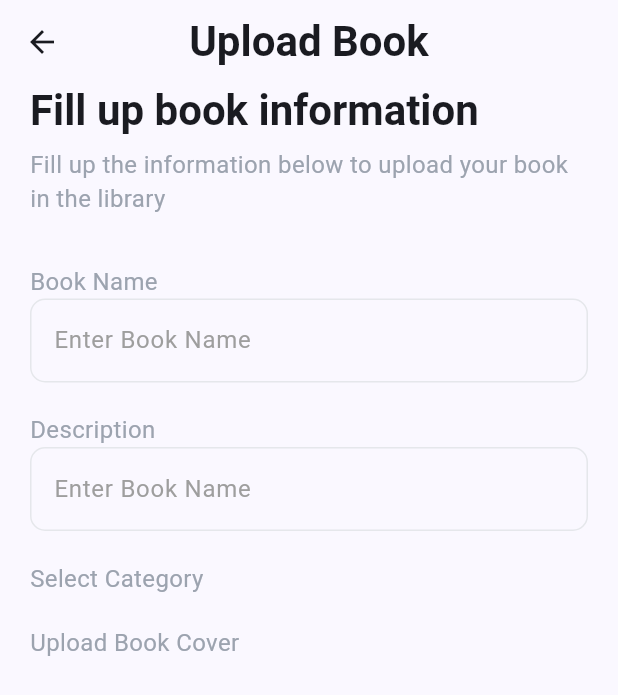
After one commit to Hasibol-Hoda-Inu/Lipika, a Flutter app: the screen it shows after launch, item 2 of the bottom bar chosen, after a tap on the "add" icon, on a phone screen of 412 x 824 dp. The commit adds this screen. Shown: the top 695 px of the screen. Run offline on Flutter 3.47's test engine with Material 3 defaults, Android fonts, the light colour scheme and no system bars; our stand-ins replace carousel_slider, flutter_svg.

Commit message:
working on my books feature,, the my books features ui has been done so far.

```diff
--- a/lib/application/app.dart
+++ b/lib/application/app.dart
@@ -1,6 +1,5 @@
 import 'package:flutter/material.dart';
 import 'package:lipika/features/common/ui/screens/main_bottom_nav_screen.dart';
-import 'package:lipika/features/home/ui/screens/home_screen.dart';
 
 import 'app_theme.dart';
 
--- a/lib/application/assets_path.dart
+++ b/lib/application/assets_path.dart
@@ -9,6 +9,8 @@ class AssetsPath{
 
   static const String home = "$_base/home.svg";
   static const String books = "$_base/book.svg";
+  static const String myBooksActive = "$_base/mybooks-active.svg";
+
   static const String library = "$_base/library.svg";
   static const String profile = "$_base/profile.svg";
 }
--- a/lib/features/common/ui/screens/main_bottom_nav_screen.dart
+++ b/lib/features/common/ui/screens/main_bottom_nav_screen.dart
@@ -1,6 +1,7 @@
 import 'package:flutter/material.dart';
 import 'package:flutter_svg/flutter_svg.dart';
 import 'package:lipika/application/app_colors.dart';
+import 'package:lipika/features/my_books/ui/screen/my_books.dart';
 import 'package:provider/provider.dart';
 
 import '../../../../application/assets_path.dart';
@@ -17,20 +18,11 @@ class MainBottomNavScreen extends StatefulWidget {
 class _MainBottomNavScreenState extends State<MainBottomNavScreen> {
   final List<Widget> _screens = const [
     HomeScreen(),
-    HomeScreen(),
+    MyBooks(),
     HomeScreen(),
     HomeScreen(),
   ];
 
-  // @override
-  // void initState() {
-  //   super.initState();
-  //   Get.find<SliderListController>().getBannerSliders();
-  //   Get.find<CategoryListController>().getCategoryList();
-  //   Get.find<ProductListByPopularController>().getPopularProductList();
-  //   Get.find<ProductListBySpecialController>().getSpecialProductList();
-  //   Get.find<ProductListByNewController>().getNewProductList();
-  // }
   @override
   Widget build(BuildContext context) {
     return Consumer<MainBottomNavProvider>(
@@ -69,7 +61,7 @@ class _MainBottomNavScreenState extends State<MainBottomNavScreen> {
                     ),
                   ),
                   activeIcon: SvgPicture.asset(
-                    AssetsPath.books,
+                    AssetsPath.myBooksActive,
                     width: 20, height: 20,
                     colorFilter: ColorFilter.mode(
                       AppColors.themeColor,
--- /dev/null
+++ b/lib/features/common/ui/screens/upload_book_screen.dart
@@ -0,0 +1,49 @@
+import 'package:flutter/material.dart';
+
+class UploadBookScreen extends StatefulWidget {
+  const UploadBookScreen({super.key});
+
+  @override
+  State<UploadBookScreen> createState() => _UploadBookScreenState();
+}
+
+class _UploadBookScreenState extends State<UploadBookScreen> {
+  @override
+  Widget build(BuildContext context) {
+    return Scaffold(
+      appBar: AppBar(
+        title: Text("Upload Book"),
+        centerTitle: true,
+      ),
+      body: Padding(
+        padding: const EdgeInsets.symmetric(horizontal: 20.0),
+        child: Column(
+          crossAxisAlignment: CrossAxisAlignment.start,
+          children: [
+            Text("Fill up book information", style: Theme.of(context).textTheme.titleLarge,),
+            const SizedBox(height: 6,),
+            Text("Fill up the information below to upload your book in the library"),
+            const SizedBox(height: 32,),
+            Text("Book Name"),
+            TextFormField(
+              decoration: InputDecoration(
+                hintText: "Enter Book Name",
+              ),
+            ),
+            const SizedBox(height: 20,),
+            Text("Description"),
+            TextFormField(
+              decoration: InputDecoration(
+                hintText: "Enter Book Name",
+              ),
+            ),
+            const SizedBox(height: 20,),
+            Text("Select Category"),
+            const SizedBox(height: 20,),
+            Text("Upload Book Cover"),
+          ],
+        ),
+      ),
+    );
+  }
+}
--- a/lib/features/home/ui/screens/home_screen.dart
+++ b/lib/features/home/ui/screens/home_screen.dart
@@ -5,6 +5,7 @@ import 'package:lipika/features/common/ui/widgets/book_search_anchor.dart';
 import 'package:lipika/features/home/ui/widgets/carousel_slider.dart';
 
 import '../../../../application/app_colors.dart';
+import '../../../category/ui/screens/categories_screen.dart';
 import '../widgets/book_container.dart';
 import '../widgets/category_container.dart';
 import '../widgets/section_title.dart';
@@ -53,7 +54,7 @@ class _HomeScreenState extends State<HomeScreen> {
                   scrollDirection: Axis.horizontal,
                   itemCount: 6,
                   itemBuilder: (context, index) {
-                    return CategoryContainer();
+                    return CategoryContainer(onTapCategoryScreen: onTapCategoryScreen,);
                   },
                   separatorBuilder: (context, index) {
                     return const SizedBox(width: 12);
@@ -121,4 +122,8 @@ class _HomeScreenState extends State<HomeScreen> {
       ),
     );
   }
+
+  void onTapCategoryScreen(){
+    Navigator.push(context, MaterialPageRoute(builder: (context)=> CategoriesScreen()));
+  }
 }
--- a/lib/features/home/ui/widgets/category_container.dart
+++ b/lib/features/home/ui/widgets/category_container.dart
@@ -7,11 +7,16 @@ import '../../../../application/assets_path.dart';
 class CategoryContainer extends StatelessWidget {
   const CategoryContainer({
     super.key,
+    required this.onTapCategoryScreen,
   });
+
+  final VoidCallback onTapCategoryScreen;
 
   @override
   Widget build(BuildContext context) {
-    return Container(
+    return InkWell(
+      onTap: onTapCategoryScreen,
+      child: Container(
         width: 100,
         padding: EdgeInsets.all(14),
         decoration: BoxDecoration(
@@ -29,6 +34,7 @@ class CategoryContainer extends StatelessWidget {
             SvgPicture.asset(AssetsPath.natural, width: 36, height: 36,),
           ],
         ),
+      ),
     );
   }
 }
--- /dev/null
+++ b/lib/features/my_books/ui/screen/my_books.dart
@@ -0,0 +1,48 @@
+import 'package:flutter/material.dart';
+
+import '../../../../application/app_colors.dart';
+import '../../../common/ui/screens/upload_book_screen.dart';
+
+class MyBooks extends StatefulWidget {
+  const MyBooks({super.key});
+
+  @override
+  State<MyBooks> createState() => _MyBooksState();
+}
+
+class _MyBooksState extends State<MyBooks> {
+  @override
+  Widget build(BuildContext context) {
+    return Scaffold(
+      appBar: AppBar(
+        title: Text("My Books"),
+        centerTitle: true,
+      ),
+      body: Padding(
+        padding: const EdgeInsets.symmetric(horizontal: 40.0),
+        child: Column(
+          spacing: 6,
+          mainAxisAlignment: MainAxisAlignment.center,
+          children: [
+            Text("Nothing Uploaded", style: Theme.of(context).textTheme.titleLarge,),
+            Text("You can upload your books here and people can buy the books",
+              style: Theme.of(context).textTheme.bodyMedium,
+              textAlign: TextAlign.center,
+            )
+          ],
+        ),
+      ),
+      floatingActionButton: FloatingActionButton(
+        onPressed: onTapUploadBookScreen,
+        backgroundColor: AppColors.themeColor,
+        foregroundColor: Colors.white,
+        shape: CircleBorder(),
+        child: Icon(Icons.add),
+      ),
+    );
+  }
+
+  void onTapUploadBookScreen(){
+    Navigator.push(context, MaterialPageRoute(builder: (context)=> UploadBookScreen()));
+  }
+}
--- a/lib/main.dart
+++ b/lib/main.dart
@@ -1,5 +1,5 @@
 import 'package:flutter/material.dart';
-import 'package:lipika/application/appProviders.dart';
+import 'package:lipika/application/app_providers.dart';
 
 import 'application/app.dart';
 
```
Also changed, not shown: lib/features/category/ui/screens/categories_screen.dart (added, +38 -0 lines), assets/images/mybooks-active.svg (added), lib/application/app_providers.dart (renamed from lib/application/appProviders.dart). Lines whose indentation alone changed are shown as unchanged.
